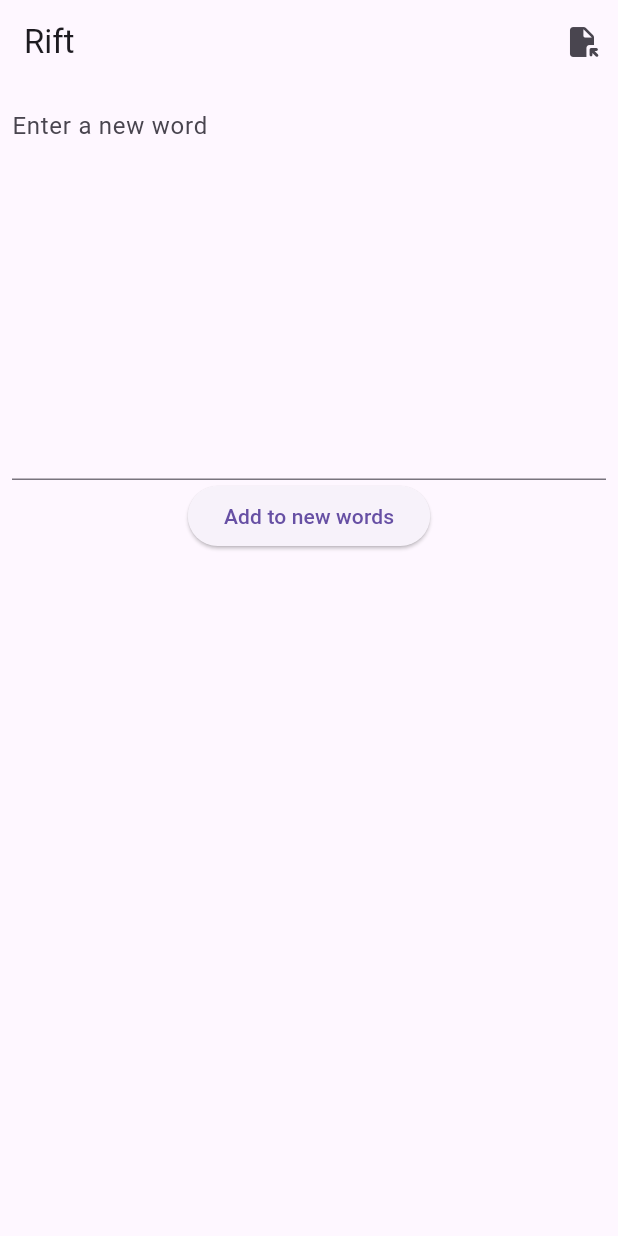
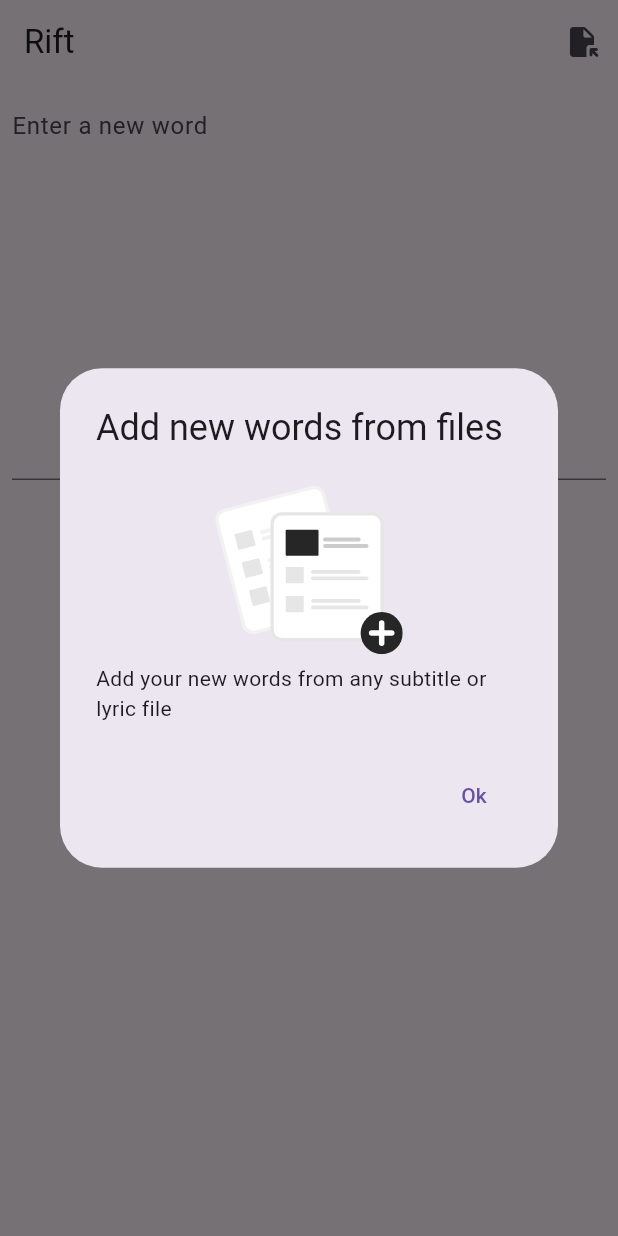
Before and after one commit to riftheria/rift, a Flutter app: the screen it shows after launch, after a tap on the "file open" icon, on a phone screen of 412 x 824 dp. Run offline on Flutter 3.47's test engine with Material 2 defaults, Android fonts, the light colour scheme and no system bars; our stand-ins replace drift, file_picker, flutter_riverpod, flutter_svg, shared_preferences; accounts and stored records are empty; generated files the repository leaves out were written again.

Commit message:
Show dialog before add new words from file

```diff
--- a/lib/view/add_new_words_page.dart
+++ b/lib/view/add_new_words_page.dart
@@ -3,10 +3,20 @@ import 'dart:io';
 import 'package:file_picker/file_picker.dart';
 import 'package:flutter/material.dart';
 import 'package:flutter_riverpod/flutter_riverpod.dart';
+import 'package:flutter_svg/svg.dart';
 import 'package:rift/viewmodel/word_viewmodel.dart';
 
 class AddNewWordsPage extends ConsumerWidget {
   const AddNewWordsPage({super.key});
+
+  void _addWordsFromFile(WidgetRef ref) async {
+    FilePickerResult? result = await FilePicker.platform.pickFiles();
+    String? pickedFilePath = result?.files.first.path;
+    if (pickedFilePath != null) {
+      File pickedFile = File(pickedFilePath);
+      ref.read(wordViewModelProvider).addToKnownWordsFromFile(pickedFile);
+    }
+  }
 
   @override
   Widget build(BuildContext context, WidgetRef ref) {
@@ -25,14 +35,38 @@ class AddNewWordsPage extends ConsumerWidget {
         actions: [
           IconButton(
               onPressed: () async {
-                FilePickerResult? result =
-                    await FilePicker.platform.pickFiles();
-                String? pickedFilePath = result?.files.first.path;
-                if (pickedFilePath != null) {
-                  File pickedFile = File(pickedFilePath);
-                  ref
-                      .read(wordViewModelProvider)
-                      .addToKnownWordsFromFile(pickedFile);
+                final firstImportTextFile = await ref
+                    .read(wordViewModelProvider)
+                    .isFirstImportTextFile();
+                if (firstImportTextFile) {
+                  showDialog(
+                    context: context,
+                    builder: (BuildContext context) => AlertDialog(
+                      title: const Text('Add new words from files'),
+                      content: SingleChildScrollView(
+                        child: Column(children: [
+                          SvgPicture.asset(
+                            'assets/images/img_add_words_from_document.svg',
+                            height: 125,
+                            width: 125,
+                          ),
+                          const Text(
+                              'Add your new words from any subtitle or lyric file')
+                        ]),
+                      ),
+                      actions: [
+                        TextButton(
+                          onPressed: () {
+                            _addWordsFromFile(ref);
+                            Navigator.pop(context);
+                          },
+                          child: const Text('Ok'),
+                        )
+                      ],
+                    ),
+                  );
+                } else {
+                  _addWordsFromFile(ref);
                 }
               },
               icon: const Icon(Icons.file_open_rounded))
--- a/lib/viewmodel/word_viewmodel.dart
+++ b/lib/viewmodel/word_viewmodel.dart
@@ -6,6 +6,7 @@ import 'package:rift/data/dao/fake_remote_word_dao.dart';
 import 'package:rift/data/dao/local_persistent_sql_word_dao.dart';
 import 'package:rift/data/repository/word_repository.dart';
 import 'package:rift/data/rift_database.dart';
+import 'package:shared_preferences/shared_preferences.dart';
 
 final remoteWordDaoProvider = Provider((ref) => FakeRemoteWordDao());
 final riftDatabase = Provider((ref) => RiftDatabase());
@@ -80,4 +81,17 @@ class WordViewModelProvider extends ChangeNotifier {
     _ref.read(addedWordsMessageProvider.state).state =
         _buildAddedWordsMessage(importedWords);
   }
+
+  Future<bool> isFirstImportTextFile() async {
+    final SharedPreferences sharedPreferences =
+        await SharedPreferences.getInstance();
+    bool firstTime = true;
+    firstTime = sharedPreferences.getBool('first_text_import') ?? true;
+    if (firstTime) {
+      sharedPreferences.setBool('first_text_import', false);
+    }
+    return firstTime;
+  }
 }
+
+enum DialogShowed { importTextFile }
--- a/pubspec.yaml
+++ b/pubspec.yaml
@@ -35,7 +35,8 @@ dependencies:
   path: ^1.8.2
   flutter_riverpod: ^2.0.0-dev.8
   file_picker: ^5.0.0
-
+  shared_preferences: ^2.0.15
+  flutter_svg: ^1.1.2
   # The following adds the Cupertino Icons font to your application.
   # Use with the CupertinoIcons class for iOS style icons.
   cupertino_icons: ^1.0.2
@@ -69,7 +70,8 @@ flutter:
   # assets:
   #   - images/a_dot_burr.jpeg
   #   - images/a_dot_ham.jpeg
-
+  assets:
+    - assets/images/
   # An image asset can refer to one or more resolution-specific "variants", see
   # https://flutter.dev/assets-and-images/#resolution-aware
 
```
Also changed, not shown: assets/images/img_add_words_from_document.svg (added), pubspec.lock, 2 other files.
